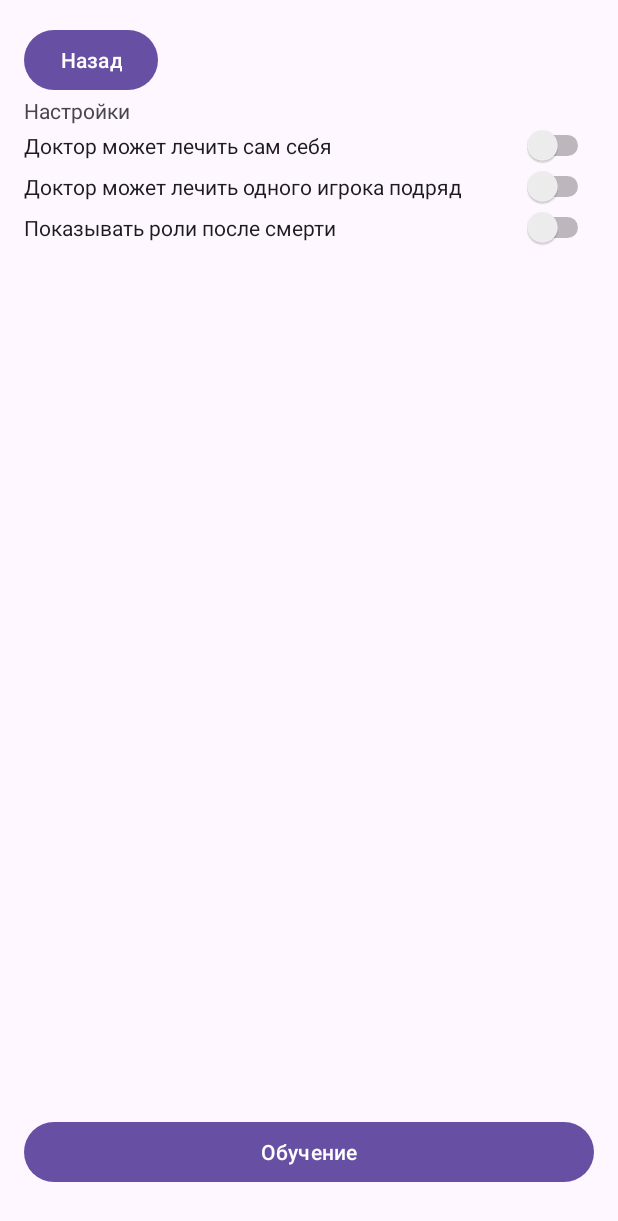
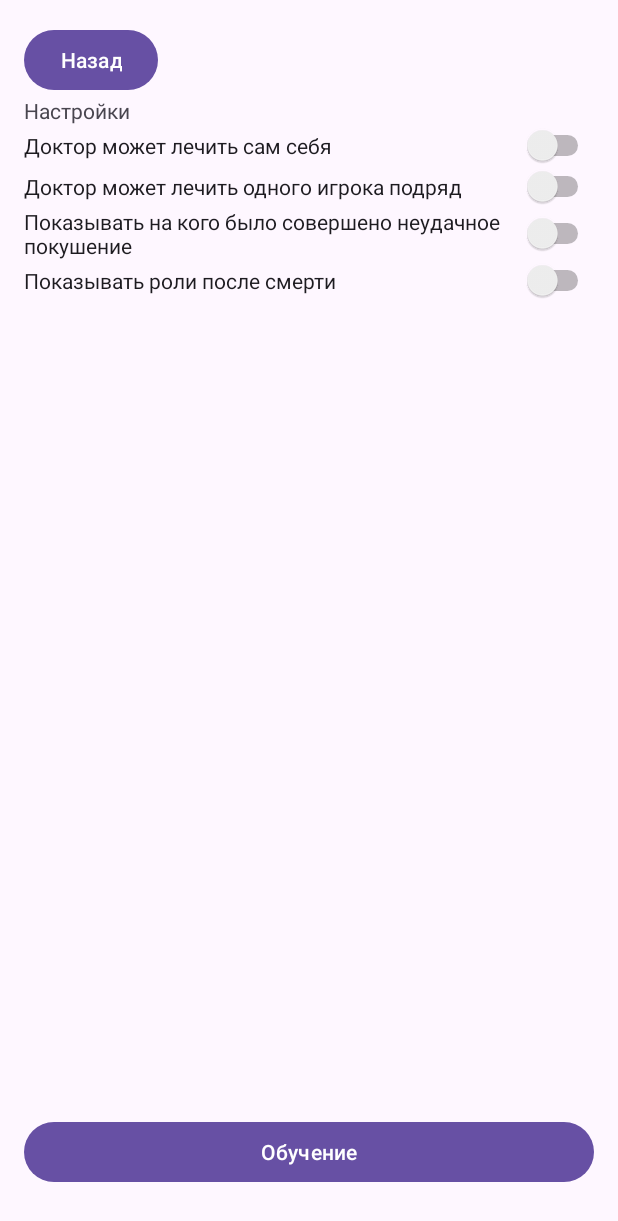
Before and after one commit to mrSaydron/mafiaGame, an Android app: the layout fragment_settings.xml on its own in the app's theme, with its tools: preview values and no code run, on a phone screen of 412 x 824 dp. Shown: the top 1221 px of the screen. Run offline under Robolectric (Android 15) with nearby library versions, the phone set to English and light mode, and no system bars.

```diff
--- a/app/src/main/java/ru/mrak/mafiagame/data/Settings.kt
+++ b/app/src/main/java/ru/mrak/mafiagame/data/Settings.kt
@@ -5,4 +5,5 @@ data class Settings(
     var doctorSelfHeal: Boolean = true,
     var doctorHealSame: Boolean = true,
     var revealRole: Boolean = false,
+    var showSavedPlayer: Boolean = false,
 )
--- a/app/src/main/java/ru/mrak/mafiagame/fragments/GameFragment.kt
+++ b/app/src/main/java/ru/mrak/mafiagame/fragments/GameFragment.kt
@@ -139,7 +139,11 @@ class GameFragment : Fragment() {
             PhaseType.NEWS -> {
                 Log.i("updateGamePhase", "NEWS")
                 val newsText = if (game.mafiaChose == game.doctorChose) {
-                    "Ночью мафия совершила попытку убийства. Но игрок ${game.mafiaChose?.name} был вовремя спасен доктором"
+                    if (DataService.settings?.showSavedPlayer == true) {
+                        "Ночью мафия совершила попытку убийства. Но игрок ${game.mafiaChose?.name} был вовремя спасен доктором"
+                    } else {
+                        "Ночью мафия совершила попытку убийства. Но игрок был вовремя спасен доктором"
+                    }
                 } else {
                     game.mafiaChose?.isAlive = false
                     "Ночью мафией был убит игрок: ${game.mafiaChose?.name}. Игрок оставил предсмертное сообщение:"
--- a/app/src/main/java/ru/mrak/mafiagame/todo.txt
+++ b/app/src/main/java/ru/mrak/mafiagame/todo.txt
@@ -1,9 +1,7 @@
 Что надо сделать:
 
 TODO ошибка при переходе на предыдущий экран с экрана игры
-TODO добавить в настроки сообщать кто был спасен доктором
 TODO проверить случаи со сворачиванием приложения
-TODO добавить проверку на игроков с одним и тем же именем
 TODO больше аватарок
 TODO придумать и реализовать дизайн
 TODO наполнить обучение
@@ -15,10 +13,12 @@ TODO добавить кнопку удалить весь список игро
 
 Что делаю сейчас:
 
-TODO перевести все что осталось на английском на русский
+TODO добавить проверку на игроков с одним и тем же именем
 
 Что уже сделано:
 
+добавить в настроки сообщать кто был спасен доктором
+перевести все что осталось на английском на русский
 сохранение ролей сразу при изменении ролей
 сохранение игроков сразу при изменении списка
 перенести список игроков из фрагмента в адаптер
--- a/app/src/main/res/layout/fragment_settings.xml
+++ b/app/src/main/res/layout/fragment_settings.xml
@@ -37,6 +37,12 @@
         android:text="Доктор может лечить одного игрока подряд" />
 
     <Switch
+        android:id="@+id/showSavedPlayerSwitch"
+        android:layout_width="match_parent"
+        android:layout_height="wrap_content"
+        android:text="Показывать на кого было совершено неудачное покушение" />
+
+    <Switch
         android:id="@+id/revealRoleSwitch"
         android:layout_width="match_parent"
         android:layout_height="wrap_content"
```
Also changed, not shown: app/src/main/java/ru/mrak/mafiagame/fragments/SettingsFragment.kt (+12 -3 lines).
